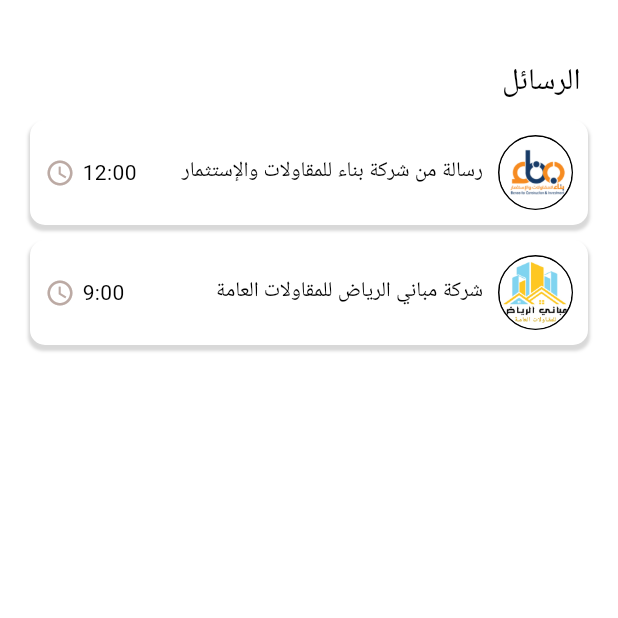
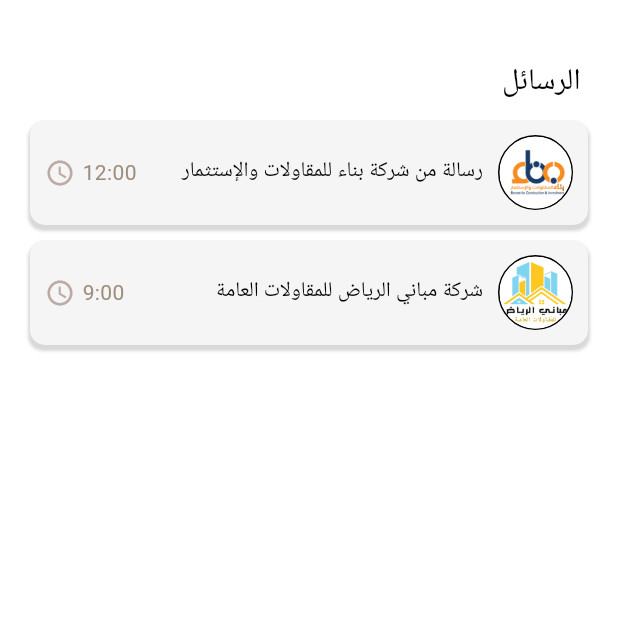
Before and after one commit to flutterCampTeam3/bunya-app, a Flutter app: the NavBarOfficePage screen opened directly, item 2 of the bottom bar chosen, on a phone screen of 412 x 824 dp, the top half of it. Run offline on Flutter 3.47's test engine with Material 3 defaults, Android fonts, the phone set to English and light mode, and no system bars; our stand-ins replace bloc, flutter_bloc, flutter_dotenv, flutter_otp_text_field, flutter_svg, get_it and 7 more; missing offline and left inert: timer_button; accounts and stored records are empty; project files that could hold a hidden picture were left out.

Commit message:
fixxx_theme

```diff
--- a/lib/helper/colors.dart
+++ b/lib/helper/colors.dart
@@ -27,3 +27,4 @@ Color brownNavSelect = const Color(0xff9E8D7B);
 Color whitegrey = const Color(0xff9E8D7B);
 Color brownDrawer = const Color(0xffDFD8D0);
 Color darkbrown = const Color(0xff706152);
+Color whitegreyy = const Color.fromARGB(255, 210, 198, 184);
--- a/lib/helper/theme.dart
+++ b/lib/helper/theme.dart
@@ -7,13 +7,13 @@ Map<String, ThemeData> apTheme = {
           brightness: Brightness.dark,
           primary: brownColor,
           onPrimary: whiteBrown,
-          secondary: white,
+          secondary: blackColor,
           onSecondary: darkGreyColor,
           error: red,
           onError: red,
           background: const Color.fromARGB(255, 41, 34, 34),
           onBackground: freewhiteBrown,
-          surface: blackColor,
+          surface: whitegreyy,
           onSurface: white),
       appBarTheme: const AppBarTheme(
         backgroundColor: Color.fromARGB(255, 41, 34, 34),
@@ -33,13 +33,13 @@ Map<String, ThemeData> apTheme = {
           brightness: Brightness.light,
           primary: brown,
           onPrimary: whiteBrown,
-          secondary: lightBrown,
+          secondary: whitegrey,
           onSecondary: greyColor,
           error: red,
           onError: red,
           background: white,
           onBackground: page,
-          surface: blackColor,
+          surface: white,
           onSurface: blackColor),
       appBarTheme: const AppBarTheme(
         backgroundColor: Color.fromARGB(255, 255, 255, 255),
--- a/lib/pages/Messages_pages/widgets/message_list.dart
+++ b/lib/pages/Messages_pages/widgets/message_list.dart
@@ -22,7 +22,7 @@ class MessageListWidget extends StatelessWidget {
       child: Container(
         decoration: BoxDecoration(
           borderRadius: BorderRadius.circular(10),
-          color: Colors.white,
+          color: Theme.of(context).colorScheme.surface,
           boxShadow: [
             BoxShadow(
               color: Colors.grey.withOpacity(0.4),
@@ -70,7 +70,11 @@ class MessageListWidget extends StatelessWidget {
                 children: [
                   Row(
                     children: [
-                      Text(sendTime),
+                      Text(
+                        sendTime,
+                        style: TextStyle(
+                            color: Theme.of(context).colorScheme.secondary),
+                      ),
                       const SizedBox(width: 5),
                       Icon(
                         Icons.watch_later_outlined,
--- a/lib/pages/Office pages/navBar page/navBarPage.dart
+++ b/lib/pages/Office pages/navBar page/navBarPage.dart
@@ -38,8 +38,9 @@ class NavBarOfficePage extends StatelessWidget {
                         children: [
                           Icon(
                             Icons.person_2_outlined,
-                            color:
-                                bloc.currentIndex == 0 ? brownNavSelect : null,
+                            color: bloc.currentIndex == 0
+                                ? brownNavSelect
+                                : blackColor,
                           ),
                           Text(
                             "الحساب",
@@ -47,7 +48,7 @@ class NavBarOfficePage extends StatelessWidget {
                               fontSize: 11,
                               color: bloc.currentIndex == 0
                                   ? brownNavSelect
-                                  : null,
+                                  : blackColor,
                             ),
                           )
                         ],
@@ -62,8 +63,9 @@ class NavBarOfficePage extends StatelessWidget {
                         children: [
                           Icon(
                             Icons.category_outlined,
-                            color:
-                                bloc.currentIndex == 1 ? brownNavSelect : null,
+                            color: bloc.currentIndex == 1
+                                ? brownNavSelect
+                                : blackColor,
                           ),
                           Text(
                             "الفئات",
@@ -71,7 +73,7 @@ class NavBarOfficePage extends StatelessWidget {
                               fontSize: 11,
                               color: bloc.currentIndex == 1
                                   ? brownNavSelect
-                                  : null,
+                                  : blackColor,
                             ),
                           )
                         ],
@@ -87,8 +89,9 @@ class NavBarOfficePage extends StatelessWidget {
                         children: [
                           Icon(
                             Icons.messenger_outline,
-                            color:
-                                bloc.currentIndex == 2 ? brownNavSelect : null,
+                            color: bloc.currentIndex == 2
+                                ? brownNavSelect
+                                : blackColor,
                           ),
                           Text(
                             "الرسائل",
@@ -96,7 +99,7 @@ class NavBarOfficePage extends StatelessWidget {
                               fontSize: 11,
                               color: bloc.currentIndex == 2
                                   ? brownNavSelect
-                                  : null,
+                                  : blackColor,
                             ),
                           )
                         ],
@@ -111,8 +114,9 @@ class NavBarOfficePage extends StatelessWidget {
                         children: [
                           Icon(
                             Icons.home_outlined,
-                            color:
-                                bloc.currentIndex == 3 ? brownNavSelect : null,
+                            color: bloc.currentIndex == 3
+                                ? brownNavSelect
+                                : blackColor,
                           ),
                           Text(
                             "الرئيسية",
@@ -120,7 +124,7 @@ class NavBarOfficePage extends StatelessWidget {
                               fontSize: 11,
                               color: bloc.currentIndex == 3
                                   ? brownNavSelect
-                                  : null,
+                                  : blackColor,
                             ),
                           )
                         ],
--- a/lib/pages/Office pages/profile_page/widgets/widgets/information_widget.dart
+++ b/lib/pages/Office pages/profile_page/widgets/widgets/information_widget.dart
@@ -11,7 +11,7 @@ class InformationWidgetOffice extends StatelessWidget {
       width: double.infinity,
       decoration: BoxDecoration(
         borderRadius: BorderRadius.circular(15),
-        color: whiteColor,
+        color: Theme.of(context).colorScheme.surface,
         boxShadow: [
           BoxShadow(
             color: Colors.grey.withOpacity(0.3),
--- a/lib/pages/costumer pages/home_page/widgets/accounts_home_widget.dart
+++ b/lib/pages/costumer pages/home_page/widgets/accounts_home_widget.dart
@@ -23,7 +23,7 @@ class AccountsHomeWidget extends StatelessWidget {
         width: context.getWidth() * 0.7,
         decoration: BoxDecoration(
           borderRadius: BorderRadius.circular(10),
-          color: whiteColor,
+          color: Theme.of(context).colorScheme.surface,
           boxShadow: [
             BoxShadow(
               color: darkGreyColor.withOpacity(0.4),
@@ -69,7 +69,9 @@ class AccountsHomeWidget extends StatelessWidget {
                   ),
                   Text(
                     description.disc,
-                    style: TextStyle(fontSize: 15, color: darkGreyColor),
+                    style: TextStyle(
+                        fontSize: 15,
+                        color: Theme.of(context).colorScheme.secondary),
                   )
                 ],
               ),
--- a/lib/pages/costumer pages/home_page/widgets/post_widget.dart
+++ b/lib/pages/costumer pages/home_page/widgets/post_widget.dart
@@ -33,7 +33,7 @@ class PostWidget extends StatelessWidget {
                 // height: 240,
                 decoration: BoxDecoration(
                   borderRadius: BorderRadius.circular(10),
-                  color: whiteColor,
+                  color: Theme.of(context).colorScheme.surface,
                   boxShadow: [
                     BoxShadow(
                       color: darkGreyColor.withOpacity(0.4),
--- a/lib/pages/costumer pages/office profile pages/profile_office.dart
+++ b/lib/pages/costumer pages/office profile pages/profile_office.dart
@@ -68,7 +68,7 @@ class ProfilePageOfficeCustomur extends StatelessWidget {
                             VerticalDivider(
                               width: 30.0,
                               thickness: 1.0,
-                              color: Theme.of(context).colorScheme.secondary,
+                              color: Theme.of(context).colorScheme.onSurface,
                             ),
                             const Column(
                               children: [
@@ -80,7 +80,7 @@ class ProfilePageOfficeCustomur extends StatelessWidget {
                             VerticalDivider(
                               width: 30.0,
                               thickness: 1.0,
-                              color: Theme.of(context).colorScheme.secondary,
+                              color: Theme.of(context).colorScheme.onSurface,
                             ),
                             const Column(
                               children: [
--- a/lib/pages/costumer pages/profile_page/widgets/follower_widget.dart
+++ b/lib/pages/costumer pages/profile_page/widgets/follower_widget.dart
@@ -12,7 +12,7 @@ class FollowresRow extends StatelessWidget {
       width: double.infinity,
       decoration: BoxDecoration(
         borderRadius: BorderRadius.circular(15),
-        color: whiteColor,
+        color: Theme.of(context).colorScheme.surface,
         boxShadow: [
           BoxShadow(
             color: Colors.grey.withOpacity(0.3),
--- a/lib/pages/costumer pages/profile_page/widgets/information_widget.dart
+++ b/lib/pages/costumer pages/profile_page/widgets/information_widget.dart
@@ -14,7 +14,7 @@ class InformationRowCustomer extends StatelessWidget {
       height: 65,
       decoration: BoxDecoration(
         borderRadius: BorderRadius.circular(15),
-        color: whiteColor,
+        color: Theme.of(context).colorScheme.surface,
         boxShadow: [
           BoxShadow(
             color: Colors.grey.withOpacity(0.3),
```
Also changed, not shown: lib/pages/Office pages/profile_page/profile_Office_pagee.dart (+27 -9 lines), lib/pages/costumer pages/profile_page/profile_page.dart (+5 -2 lines), lib/pages/intro pages/customer/onboarding_screen.dart (+14 -2 lines).
